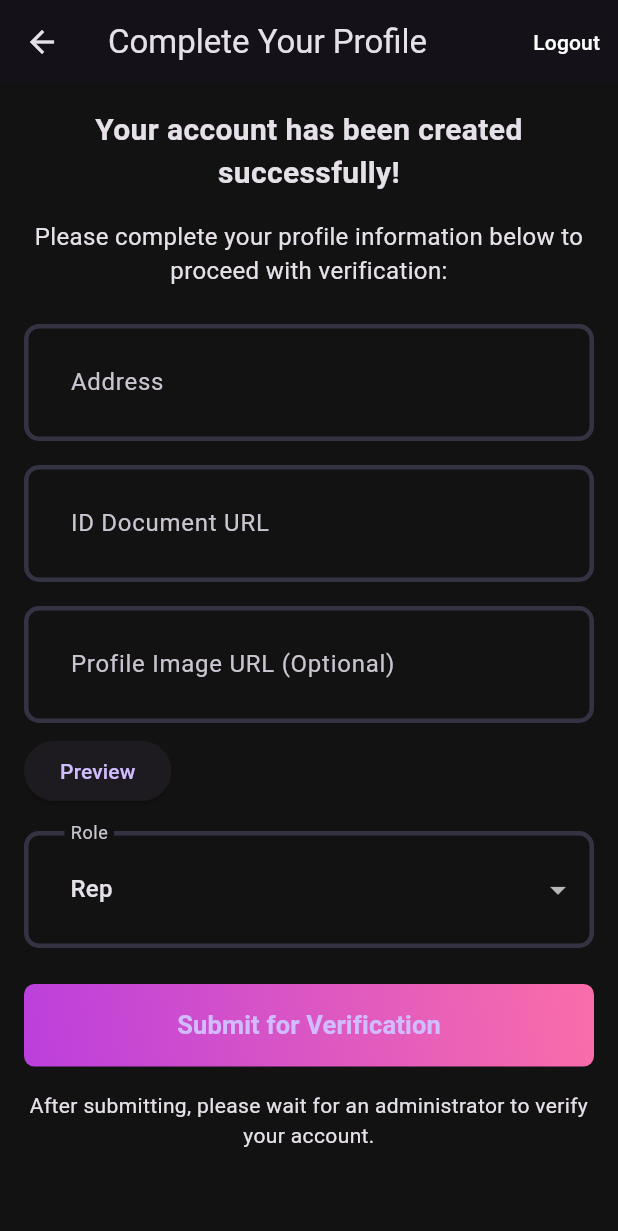
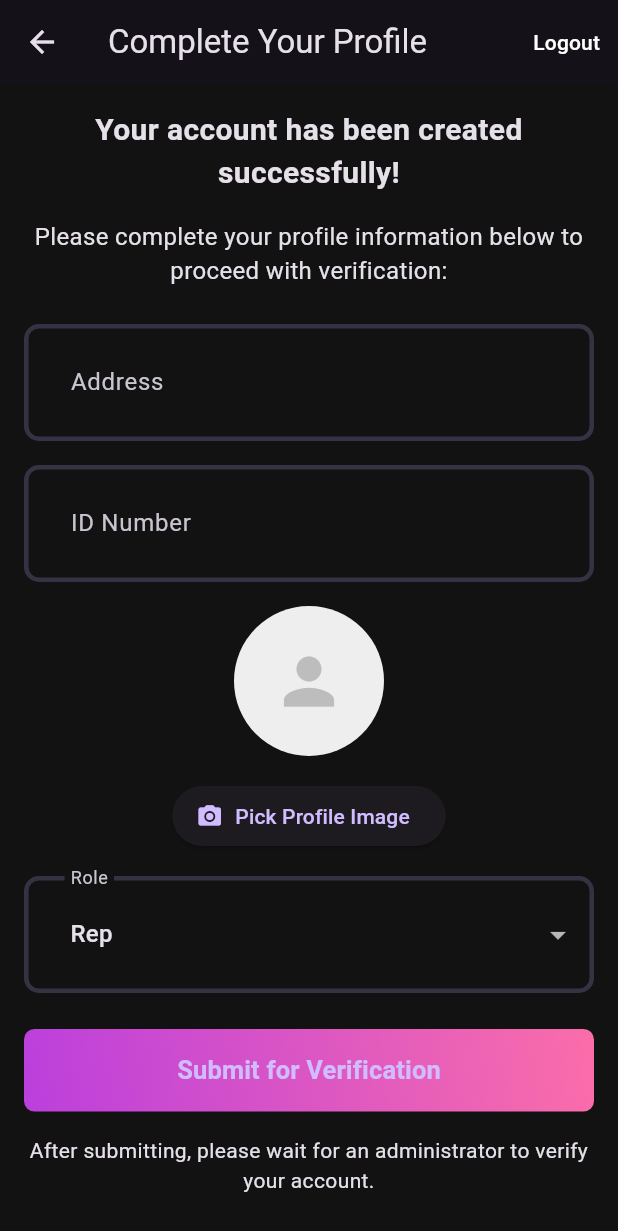
Before and after one commit to tumoresm/frontend, a Flutter app: the VerificationPage screen opened directly, on a phone screen of 412 x 824 dp. Shown: the top 1231 px of the screen. Run offline on Flutter 3.47's test engine with Material 3 defaults, Android fonts, the phone set to English and light mode, and no system bars; our stand-ins replace animated_splash_screen, appwrite, fl_chart, flutter_dotenv, flutter_riverpod, flutter_screenutil and 7 more; missing offline and left inert: avatar_plus; accounts and stored records are empty; generated files the repository leaves out were written again; network calls fail; project files that could hold a hidden picture were left out.

Commit message:
fix: Fix errors in auth flow and user profile

```diff
--- a/lib/features/auth/view/pages/verification_page.dart
+++ b/lib/features/auth/view/pages/verification_page.dart
@@ -4,6 +4,8 @@ import 'package:fieldforce/features/auth/controller/auth_controller.dart';
 import 'package:fieldforce/features/home/controller/dashboard_controller.dart';
 import 'package:flutter/material.dart';
 import 'package:flutter_riverpod/flutter_riverpod.dart';
+import 'package:image_picker/image_picker.dart';
+import 'dart:io';
 
 class VerificationPage extends ConsumerStatefulWidget {
   static route() => MaterialPageRoute(
@@ -17,22 +19,30 @@ class VerificationPage extends ConsumerStatefulWidget {
 
 class _VerificationPageState extends ConsumerState<VerificationPage> {
   final TextEditingController _addressController = TextEditingController();
-  final TextEditingController _idDocumentUrlController =
-      TextEditingController();
-  final TextEditingController _profileImageUrlController =
+  final TextEditingController _idNumberController =
       TextEditingController();
 
   String _selectedRole = 'Rep';
   final List<String> _roles = ['Rep', 'Admin', 'Manager'];
   final _formKey = GlobalKey<FormState>();
-  String? _profileImagePreviewUrl;
+  File? _profileImageFile;
 
   @override
   void dispose() {
     _addressController.dispose();
-    _idDocumentUrlController.dispose();
-    _profileImageUrlController.dispose();
+    _idNumberController.dispose();
     super.dispose();
+  }
+
+  Future<void> _pickProfileImage() async {
+    final ImagePicker picker = ImagePicker();
+    final XFile? image = await picker.pickImage(source: ImageSource.gallery);
+
+    if (image != null) {
+      setState(() {
+        _profileImageFile = File(image.path);
+      });
+    }
   }
 
   void _submitVerificationInfo() async {
@@ -48,10 +58,8 @@ class _VerificationPageState extends ConsumerState<VerificationPage> {
                 .updateUserProfile(
                   userId: user.id,
                   address: _addressController.text,
-                  idDocumentUrl: _idDocumentUrlController.text,
-                  profileImageUrl: _profileImageUrlController.text.isEmpty
-                      ? ''
-                      : _profileImageUrlController.text,
+                  idNumber: _idNumberController.text,
+                  profileImage: _profileImageFile, // Pass the File object
                   role: _selectedRole,
                   context: context,
                 );
@@ -95,44 +103,26 @@ class _VerificationPageState extends ConsumerState<VerificationPage> {
     return Column(
       crossAxisAlignment: CrossAxisAlignment.start,
       children: [
-        CustomTextField(
-          controller: _profileImageUrlController,
-          hintText: 'Profile Image URL (Optional)',
-          keyboardType: TextInputType.url,
-          validator: (value) {
-            // Profile image URL is optional
-            if (value != null && value.isNotEmpty) {
-              final uri = Uri.tryParse(value);
-              if (uri == null || !uri.isAbsolute) {
-                return 'Enter a valid URL';
-              }
-            }
-            return null;
-          },
+        // Display selected image or placeholder
+        Center(
+          child: _profileImageFile != null
+              ? CircleAvatar(
+                  radius: 50,
+                  backgroundImage: FileImage(_profileImageFile!),
+                )
+              : CircleAvatar(
+                  radius: 50,
+                  backgroundColor: Colors.grey.shade200,
+                  child: Icon(Icons.person, size: 50, color: Colors.grey.shade400),
+                ),
         ),
-        const SizedBox(height: 8.0),
-        Row(
-          children: [
-            ElevatedButton(
-              onPressed: () {
-                setState(() {
-                  _profileImagePreviewUrl = _profileImageUrlController.text;
-                });
-              },
-              child: const Text('Preview'),
-            ),
-            const SizedBox(width: 16.0),
-            _profileImagePreviewUrl != null &&
-                    _profileImagePreviewUrl!.isNotEmpty
-                ? Image.network(
-                    _profileImagePreviewUrl!,
-                    width: 60,
-                    height: 60,
-                    errorBuilder: (context, error, stackTrace) =>
-                        const Icon(Icons.broken_image),
-                  )
-                : const SizedBox.shrink(),
-          ],
+        const SizedBox(height: 16.0),
+        Center(
+          child: ElevatedButton.icon(
+            onPressed: _pickProfileImage,
+            icon: const Icon(Icons.camera_alt),
+            label: const Text('Pick Profile Image'),
+          ),
         ),
       ],
     );
@@ -191,16 +181,16 @@ class _VerificationPageState extends ConsumerState<VerificationPage> {
               ),
               const SizedBox(height: 16.0),
               CustomTextField(
-                controller: _idDocumentUrlController,
-                hintText: 'ID Document URL',
-                keyboardType: TextInputType.url,
+                controller: _idNumberController,
+                hintText: 'ID Number',
+                keyboardType: TextInputType.number,
                 validator: (value) {
                   if (value == null || value.isEmpty) {
-                    return 'ID Document URL is required for verification';
+                    return 'ID Number is required for verification';
                   }
-                  final uri = Uri.tryParse(value);
-                  if (uri == null || !uri.isAbsolute) {
-                    return 'Enter a valid URL';
+                  if (!RegExp(r'^\d{12}
+).hasMatch(value)) {
+                    return 'ID Number must be a 12-digit number';
                   }
                   return null;
                 },
```
Also changed, not shown: lib/features/auth/controller/auth_controller.dart (+261 -44 lines), lib/features/auth/controller/secure_auth_controller.dart (deleted, +0 -280 lines), lib/features/auth/view/pages/signup_page.dart (+10 -2 lines), lib/features/home/view/navbar_pages/user_profile_page.dart (+3 -4 lines).
